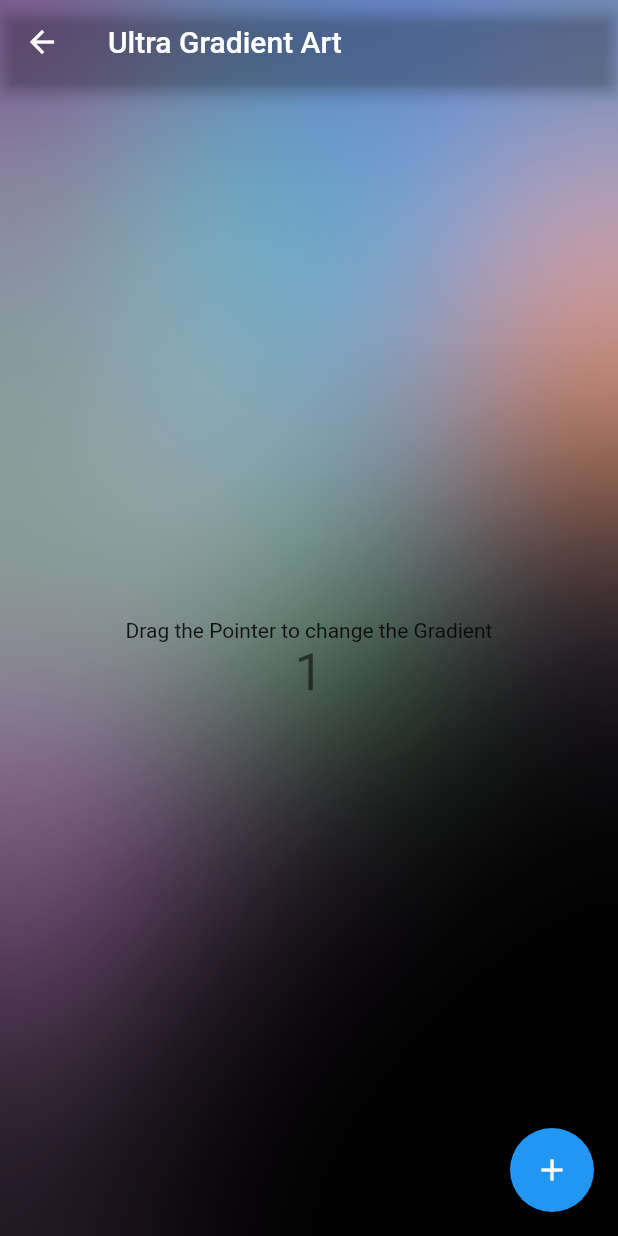
After one commit to maheshmnj/flutter-generative, a Flutter app: the GradientArt screen opened by its route, after a tap on the "add" icon, on a phone screen of 412 x 824 dp. The commit adds this screen. Run offline on Flutter 3.47's test engine with Material 2 defaults, Android fonts, the phone set to English and light mode, and no system bars.

Commit message:
animate gradients

```diff
--- a/lib/art/art.dart
+++ b/lib/art/art.dart
@@ -5,3 +5,6 @@ export 'geometricspiro.dart';
 export 'ripple.dart';
 export 'retro.dart';
 export 'sunshine.dart';
+export 'colorsplash.dart';
+export 'lollipop.dart';
+export 'gradient.dart';
--- /dev/null
+++ b/lib/art/gradient.dart
@@ -0,0 +1,266 @@
+import 'dart:ui';
+
+import 'package:flutter/material.dart';
+
+class GradientArt extends StatefulWidget {
+  GradientArt({Key? key}) : super(key: key);
+  static const routeName = '/gradient';
+  @override
+  State<GradientArt> createState() => _GradientArtState();
+}
+
+class _GradientArtState extends State<GradientArt> {
+  int _counter = 0;
+  void _incrementCounter() {
+    setState(() {
+      _counter++;
+    });
+  }
+
+  Offset localPosition = Offset(0, 0);
+  @override
+  Widget build(BuildContext context) {
+    return BackgroundWidget(
+      pointerPosition: localPosition,
+      child: GestureDetector(
+        onPanDown: (details) {},
+        onPanUpdate: (details) {
+          localPosition = details.localPosition;
+          setState(() {});
+        },
+        child: Scaffold(
+          backgroundColor: Colors.transparent,
+          appBar: AppBar(
+            backgroundColor: Colors.transparent,
+            title: Text('Ultra Gradient Art'),
+          ),
+          body: Center(
+            child: Column(
+              mainAxisAlignment: MainAxisAlignment.center,
+              children: <Widget>[
+                const Text(
+                  'Drag the Pointer to change the Gradient',
+                ),
+                Text(
+                  '$_counter',
+                  style: Theme.of(context).textTheme.headlineMedium,
+                ),
+              ],
+            ),
+          ),
+          floatingActionButton: FloatingActionButton(
+            onPressed: _incrementCounter,
+            tooltip: 'Increment',
+            child: const Icon(Icons.add),
+          ),
+        ),
+      ),
+    );
+  }
+}
+
+class BackgroundWidget extends StatefulWidget {
+  final Widget child;
+  final Offset pointerPosition;
+  const BackgroundWidget(
+      {super.key, required this.child, required this.pointerPosition});
+
+  @override
+  State<BackgroundWidget> createState() => _BackgroundWidgetState();
+}
+
+class _BackgroundWidgetState extends State<BackgroundWidget>
+    with SingleTickerProviderStateMixin {
+  @override
+  void initState() {
+    _controller =
+        AnimationController(vsync: this, duration: Duration(seconds: 6));
+    _animation = Tween<double>(begin: 0, end: 1).animate(_controller);
+    super.initState();
+  }
+
+  double distanceFromBottom() {
+    return widget.pointerPosition.dy / size.height;
+  }
+
+  @override
+  void didUpdateWidget(covariant BackgroundWidget oldWidget) {
+    if (oldWidget.pointerPosition != widget.pointerPosition) {
+      _animation = Animation.fromValueListenable(
+          AlwaysStoppedAnimation(distanceFromBottom()));
+    }
+    super.didUpdateWidget(oldWidget);
+  }
+
+  @override
+  void dispose() {
+    _controller.removeStatusListener((status) {});
+    _controller.dispose();
+
+    super.dispose();
+  }
+
+  late AnimationController _controller;
+  late Animation<double> _animation;
+  Size size = Size.zero;
+  @override
+  Widget build(BuildContext context) {
+    size = MediaQuery.of(context).size;
+    return Material(
+      child: Stack(
+        children: [
+          AnimatedBuilder(
+              animation: _animation,
+              builder: (context, child) {
+                return CustomPaint(
+                  painter: BackgroundPainter(
+                    _animation,
+                  ),
+                  child: Container(),
+                );
+              }),
+          BackdropFilter(
+              filter: ImageFilter.blur(sigmaX: 60, sigmaY: 60),
+              child: Container(
+                color: Colors.black.withOpacity(0.1),
+              )),
+          widget.child,
+        ],
+      ),
+    );
+  }
+}
+
+class BackgroundPainter extends CustomPainter {
+  final Animation<double> animation;
+
+  BackgroundPainter(this.animation);
+  Offset getOffset(Path path) {
+    final pms = path.computeMetrics(forceClosed: false).elementAt(0);
+    final length = pms.length;
+    final offset = pms.getTangentForOffset(length * animation.value)!.position;
+    return offset;
+  }
+
+  void drawSquare(Canvas canvas, Size size) {
+    final paint1 = Paint();
+    paint1.color = Colors.blue.shade300;
+    paint1.maskFilter = MaskFilter.blur(BlurStyle.normal, 100);
+    paint1.style = PaintingStyle.fill;
+    canvas.drawRRect(
+        RRect.fromRectAndRadius(
+          Rect.fromCenter(
+            center: Offset(size.width * 0.75, 100),
+            width: 300,
+            height: 300,
+          ),
+          Radius.circular(20),
+        ),
+        paint1);
+  }
+
+  void drawEllipse(Canvas canvas, Size size, Paint paint) {
+    final path = Path();
+    paint.color = Colors.purple;
+    paint.style = PaintingStyle.stroke;
+    path.moveTo(size.width * 0.4, -100);
+    path.quadraticBezierTo(size.width * 0.8, size.height * 0.6,
+        size.width * 1.2, size.height * 0.4);
+    // canvas.drawPath(path, paint);
+
+    paint.style = PaintingStyle.fill;
+    canvas.drawOval(
+        Rect.fromCenter(
+          center: getOffset(path),
+          width: 450,
+          height: 250,
+        ),
+        paint);
+  }
+
+  void drawTriangle(Canvas canvas, Size size, paint) {
+    paint.color = Colors.green;
+    final path = Path();
+    paint.style = PaintingStyle.stroke;
+    paint.strokeWidth = 10.0;
+    path.moveTo(-100.0, size.height * 0.5);
+    path.quadraticBezierTo(
+        300, size.height * 0.7, size.width, size.height * 1.2);
+    // canvas.drawPath(path, paint);
+    paint.style = PaintingStyle.fill;
+
+    // draw triangle
+    final offset = getOffset(path);
+    canvas.drawPath(
+        Path()
+          ..moveTo(offset.dx, offset.dy)
+          ..lineTo(offset.dx + 450, offset.dy + 150)
+          ..lineTo(offset.dx + 250, offset.dy - 500)
+          ..close(),
+        paint);
+  }
+
+  void drawCircle(Canvas canvas, Size size, Paint paint) {
+    paint.color = Colors.orange;
+    Path path = Path();
+    paint.style = PaintingStyle.stroke;
+    paint.strokeWidth = 10.0;
+    path.moveTo(size.width * 1.1, size.height / 4);
+    path.quadraticBezierTo(
+        size.width / 2, size.height * 1.0, -100, size.height / 4);
+    // canvas.drawPath((path), paint);
+    paint.style = PaintingStyle.fill;
+    final offset = getOffset(path);
+    canvas.drawCircle(offset, 150, paint);
+  }
+
+  void drawAbstractShapes(Canvas canvas, Size size) {
+    Path path = Path();
+    final paint = Paint();
+    path.moveTo(size.width * 1.2, 0);
+    path.quadraticBezierTo(
+        size.width * 1.2, 300, size.width * 0.4, size.height * 0.6);
+    path.quadraticBezierTo(
+        size.width * 0.1, size.height * 0.7, -100, size.height * 1.2);
+    path.lineTo(-50, -50);
+    path.close();
+    paint.maskFilter = MaskFilter.blur(BlurStyle.normal, 100);
+    canvas.drawPath(
+        path,
+        paint
+          ..color = Colors.purple.shade200
+          ..style = PaintingStyle.fill);
+    drawSquare(canvas, size);
+  }
+
+  void drawContrastingBlobs(Canvas canvas, Size size, Paint paint) {
+    paint.maskFilter = MaskFilter.blur(BlurStyle.normal, 30);
+    paint.blendMode = BlendMode.overlay;
+    drawCircle(canvas, size, paint);
+    drawTriangle(canvas, size, paint);
+    drawEllipse(canvas, size, paint);
+  }
+
+  void paintBackground(Canvas canvas, Size size) {
+    canvas.drawRect(
+        Rect.fromCenter(
+          center: Offset(size.width * 0.5, size.height * 0.5),
+          width: size.width,
+          height: size.height,
+        ),
+        Paint()..color = Colors.black);
+  }
+
+  @override
+  void paint(Canvas canvas, Size size) {
+    paintBackground(canvas, size);
+    drawAbstractShapes(canvas, size);
+    final paint = Paint();
+    drawContrastingBlobs(canvas, size, paint);
+  }
+
+  @override
+  bool shouldRepaint(covariant CustomPainter oldDelegate) {
+    return oldDelegate != this;
+  }
+}
--- a/lib/art/sunshine.dart
+++ b/lib/art/sunshine.dart
@@ -3,6 +3,7 @@ import 'dart:math' as math;
 import 'package:flutter/material.dart';
 
 class Sunshine extends StatefulWidget {
+  static const routeName = '/sunshine';
   @override
   _SunshineState createState() => _SunshineState();
 }
@@ -157,7 +158,6 @@ class Raypainter extends CustomPainter {
     double newRange = max - min;
     double oldRange = 1.0 - 0.0;
     double transformedValue = (((value - 0.0) * newRange) / oldRange) + min;
-    print(transformedValue);
     return transformedValue;
   }
 
--- a/lib/main.dart
+++ b/lib/main.dart
@@ -1,8 +1,6 @@
 import 'package:flutter/foundation.dart';
 import 'package:flutter/material.dart';
 import 'package:flutter_generative/art/art.dart';
-import 'package:flutter_generative/art/colorsplash.dart';
-import 'package:flutter_generative/art/lollipop.dart';
 import 'package:flutter_web_plugins/url_strategy.dart';
 
 import 'homepage.dart';
@@ -20,7 +18,8 @@ Map<String, Widget> routes = {
   '/retro': RetroArt(),
   "/ripple": RippleEffect(),
   "/spiro": GeometricSpiro(),
-  '/sunshine': Sunshine(),
+  Sunshine.routeName: Sunshine(),
+  GradientArt.routeName: GradientArt(),
 };
 
 class MyApp extends StatelessWidget {
```
Also changed, not shown: 2 other files.
